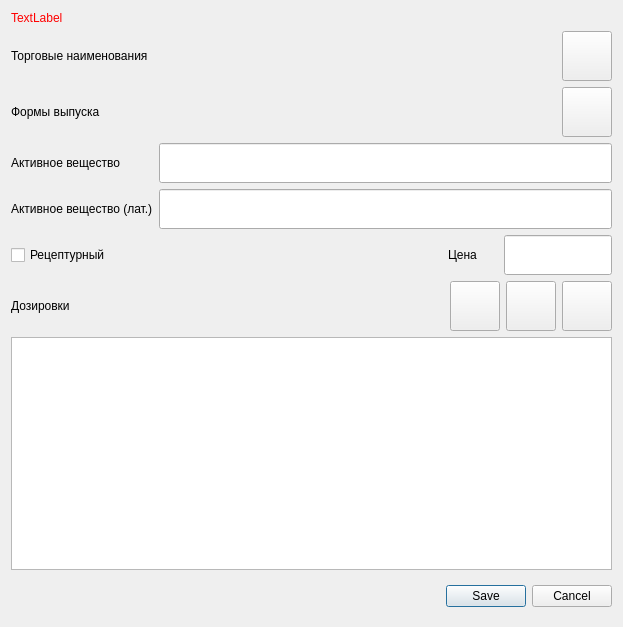
Before: the Qt Designer form interface/medicine/medicineDrugForm.ui in strizh78/MApp, drawn with Qt 5.
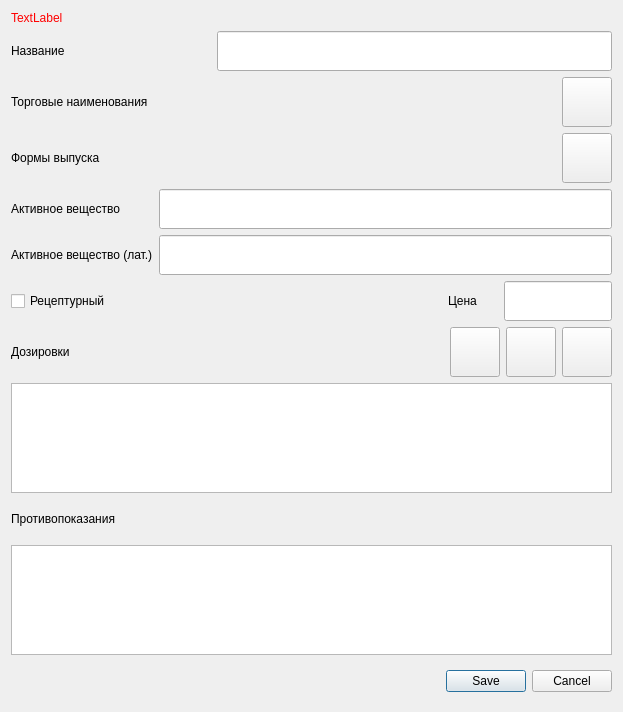
After: the same form once the commit is applied. Icons and pictures are not drawn.

Commit message:
Drug additional fields (#98)
Add name and contraindications fields.

```diff
--- a/interface/medicine/medicineDrugForm.ui
+++ b/interface/medicine/medicineDrugForm.ui
@@ -7,7 +7,7 @@
     <x>0</x>
     <y>0</y>
     <width>623</width>
-    <height>627</height>
+    <height>712</height>
    </rect>
   </property>
   <property name="windowTitle">
@@ -29,6 +29,39 @@
    </item>
    <item>
     <layout class="QVBoxLayout" name="verticalLayout">
+     <item>
+      <layout class="QHBoxLayout" name="horizontalLayout_6">
+       <item>
+        <widget class="QLabel" name="nameLabel">
+         <property name="sizePolicy">
+          <sizepolicy hsizetype="Fixed" vsizetype="Preferred">
+           <horstretch>0</horstretch>
+           <verstretch>0</verstretch>
+          </sizepolicy>
+         </property>
+         <property name="minimumSize">
+          <size>
+           <width>200</width>
+           <height>40</height>
+          </size>
+         </property>
+         <property name="text">
+          <string>Название</string>
+         </property>
+        </widget>
+       </item>
+       <item>
+        <widget class="QLineEdit" name="name">
+         <property name="minimumSize">
+          <size>
+           <width>0</width>
+           <height>40</height>
+          </size>
+         </property>
+        </widget>
+       </item>
+      </layout>
+     </item>
      <item>
       <layout class="QHBoxLayout" name="horizontalLayout_3">
        <item>
@@ -459,6 +492,22 @@
      </attribute>
     </widget>
    </item>
+   <item>
+    <widget class="QLabel" name="contraindicationsLabel">
+     <property name="minimumSize">
+      <size>
+       <width>0</width>
+       <height>40</height>
+      </size>
+     </property>
+     <property name="text">
+      <string>Противопоказания</string>
+     </property>
+    </widget>
+   </item>
+   <item>
+    <widget class="QTextEdit" name="contraindications"/>
+   </item>
    <item>
     <widget class="QDialogButtonBox" name="buttonBox">
      <property name="minimumSize">
```
The commit also changes 6 other files.
